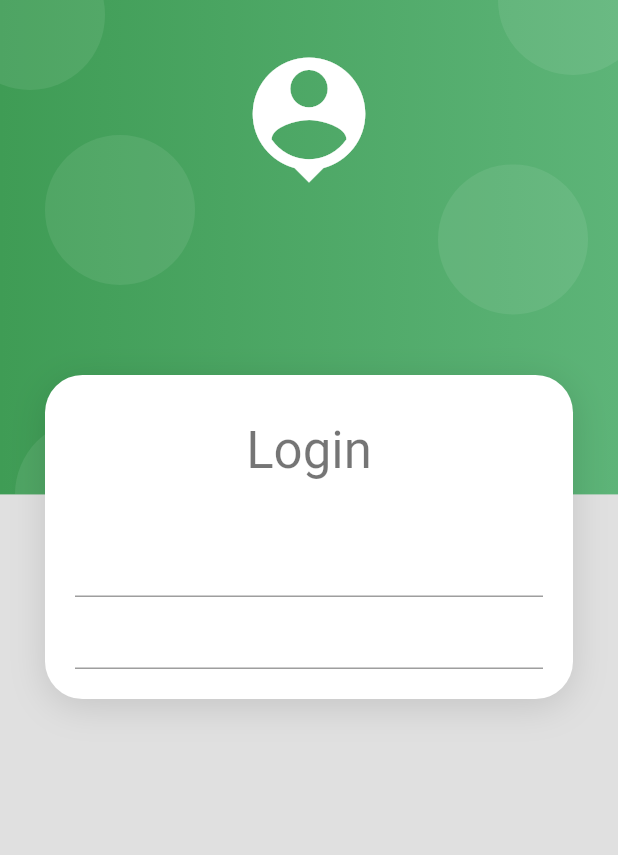
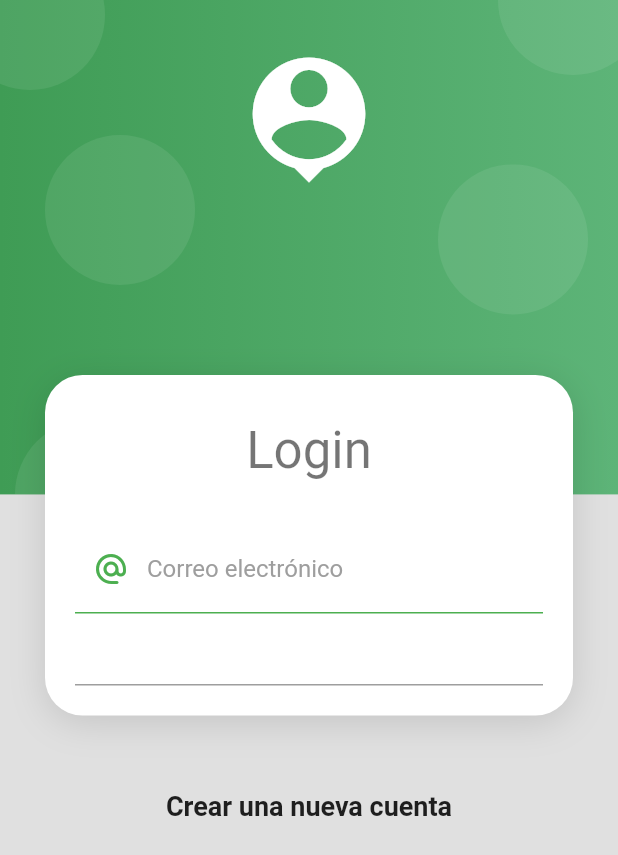
Before and after one commit to Dark-Light-20/CursoFlutter, a Flutter app: the screen it shows after launch, on a phone screen of 412 x 824 dp. Shown: the top 855 px of the screen. Run offline on Flutter 3.47's test engine with Material 2 defaults, Android fonts, the phone set to English and light mode, and no system bars; our stand-ins replace card_swiper.

Commit message:
StyleDecorationInput

```diff
--- a/proyecto_flutter/form_app/lib/pages/login_page_context.dart
+++ b/proyecto_flutter/form_app/lib/pages/login_page_context.dart
@@ -1,5 +1,6 @@
 import 'package:flutter/material.dart';
 import 'package:flutter/services.dart';
+import 'package:form_app/ui/ui.dart';
 import 'package:form_app/widgets/card_container.dart';
 import 'package:form_app/widgets/widgets.dart';
 
@@ -20,7 +21,16 @@ class LoginPageContext extends StatelessWidget {
                 const SizedBox(height: 30),
                 _LoginForm(),
               ]),
-            )
+            ),
+            const SizedBox(height: 50),
+            const Text(
+              'Crear una nueva cuenta',
+              style: TextStyle(
+                fontSize: 18,
+                fontWeight: FontWeight.bold,
+              ),
+            ),
+            const SizedBox(height: 50),
           ]),
         ),
       ),
@@ -39,6 +49,11 @@ class _LoginForm extends StatelessWidget {
         child: Column(children: [
           TextFormField(
               keyboardType: TextInputType.emailAddress,
+              decoration: StyleDecorationsInput.loginInputDecoration(
+                hintText: 'email@mail.com',
+                labelText: 'Correo electrónico',
+                prefixIcon: Icons.alternate_email_rounded,
+              ),
               validator: (value) {
                 String pattern =
                     r'^(([^<>()[\]\\.,;:\s@\"]+(\.[^<>()[\]\\.,;:\s@\"]+)*)|(\".+\"))@((\[[0-9]{1,3}\.[0-9]{1,3}\.[0-9]{1,3}\.[0-9]{1,3}\])|(([a-zA-Z\-0-9]+\.)+[a-zA-Z]{2,}))$';
--- /dev/null
+++ b/proyecto_flutter/form_app/lib/ui/styledecorations_input.dart
@@ -0,0 +1,33 @@
+import 'package:flutter/material.dart';
+
+abstract class StyleDecorationsInput {
+  static InputDecoration loginInputDecoration(
+      {required String hintText,
+      required String labelText,
+      IconData? prefixIcon}) {
+    return InputDecoration(
+      enabledBorder: const UnderlineInputBorder(
+        borderSide: BorderSide(
+          color: Colors.green,
+        ),
+      ),
+      focusedBorder: const UnderlineInputBorder(
+        borderSide: BorderSide(
+          color: Colors.green,
+          width: 2,
+        ),
+      ),
+      labelStyle: const TextStyle(
+        color: Colors.grey,
+      ),
+      hintText: hintText,
+      labelText: labelText,
+      prefixIcon: prefixIcon != null
+          ? Icon(
+              prefixIcon,
+              color: Colors.green,
+            )
+          : null,
+    );
+  }
+}
--- /dev/null
+++ b/proyecto_flutter/form_app/lib/ui/ui.dart
@@ -0,0 +1 @@
+export 'package:form_app/ui/styledecorations_input.dart';
```
